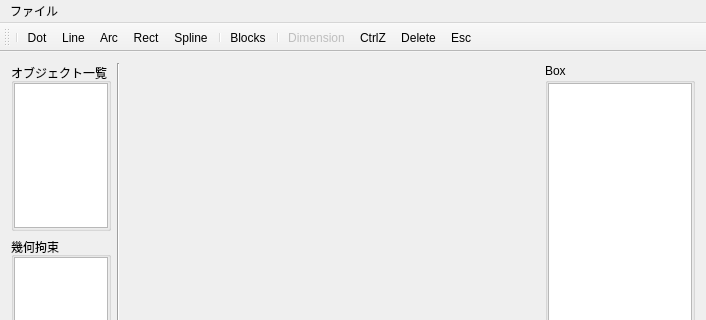
Qt form MainWindow.ui (hal1437/BlockMaker) before a commit; both pictures show x 0 to 706 and y 0 to 320 of the 706 by 481 pixel window.
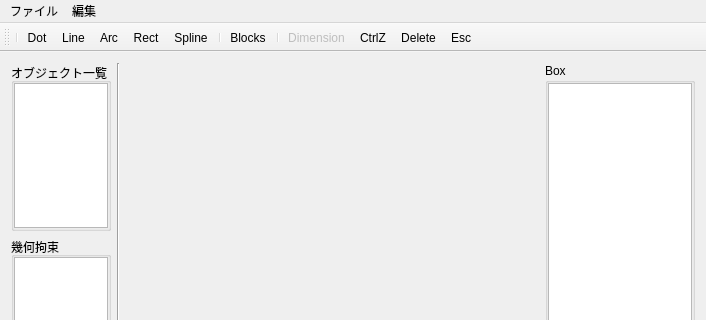
The same form after that commit. Icons and pictures are not drawn. Custom widgets are drawn as their Qt base class.

Commit message: 固定拘束で落ちるバグを修正

```diff
--- a/MainWindow.ui
+++ b/MainWindow.ui
@@ -234,8 +234,16 @@
     <property name="title">
      <string>ファイル</string>
     </property>
+    <addaction name="actionNanika"/>
+    <addaction name="separator"/>
+   </widget>
+   <widget class="QMenu" name="menu_2">
+    <property name="title">
+     <string>編集</string>
+    </property>
    </widget>
    <addaction name="menu"/>
+   <addaction name="menu_2"/>
   </widget>
   <widget class="QToolBar" name="mainToolBar">
    <property name="enabled">
```
Left out of the diff: 9 changed lines with no effect on the pictures. The commit also changes 2 other files.
